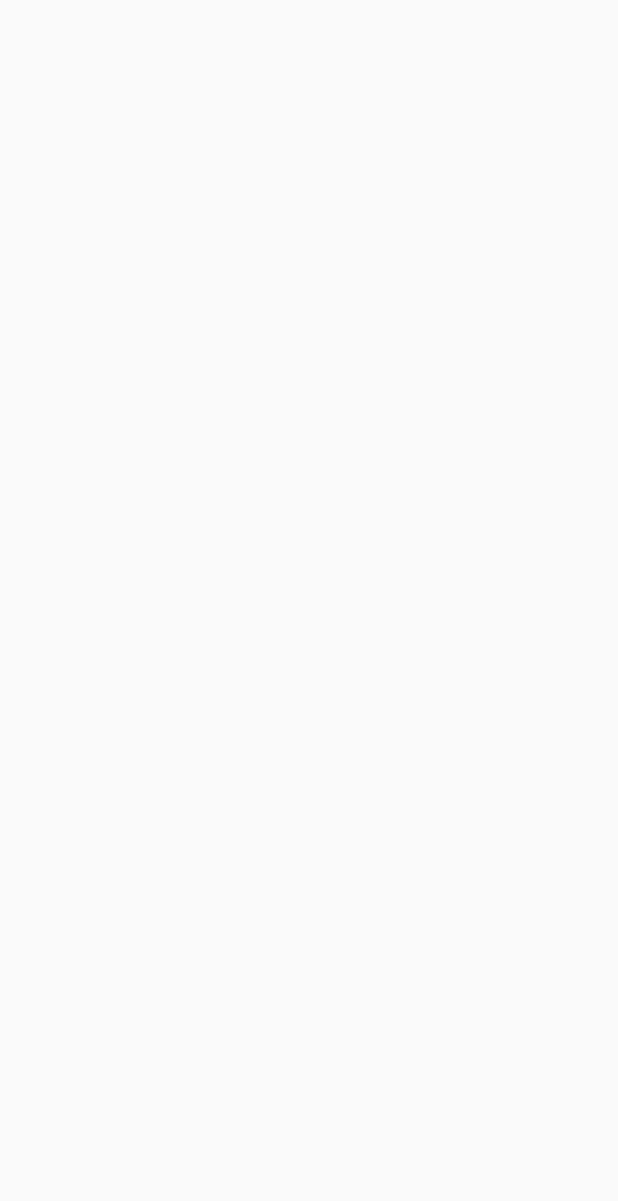
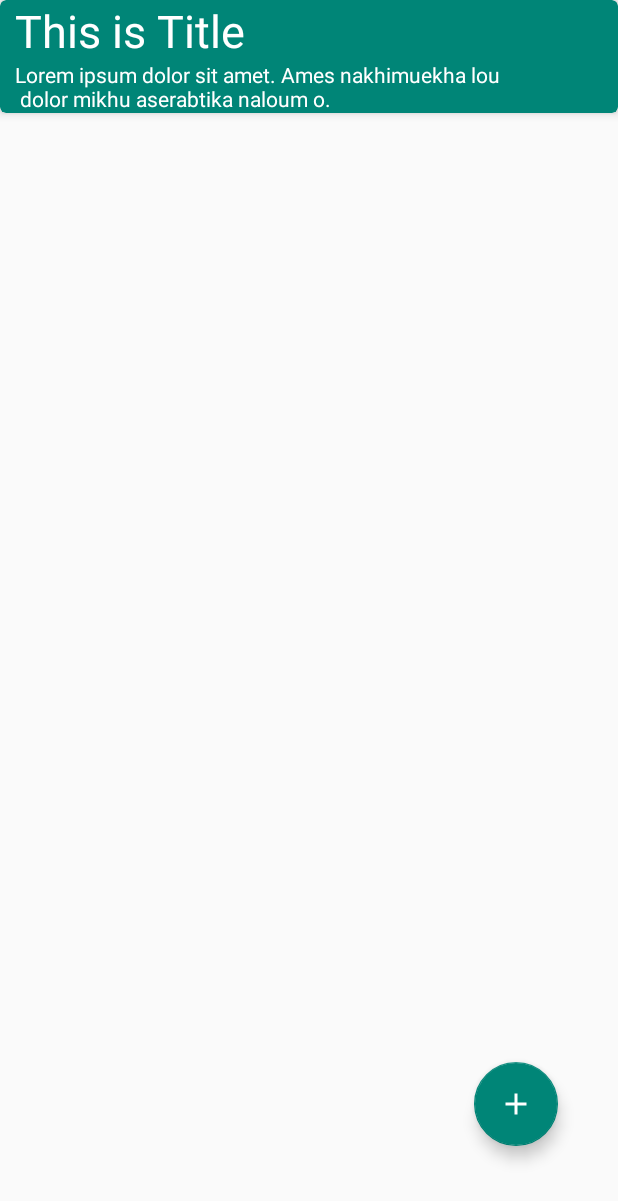
Before and after one commit to CuaMcCarsaree44/TODOLisT, an Android app: the screen it shows after launch (MainActivity), on a phone screen of 412 x 824 dp. Before the commit the part shown is empty. Shown: the top 1201 px of the screen. Run offline under Robolectric (Android 15) with nearby library versions, the phone set to English and light mode, and no system bars.

Commit message:
Update activity_main.xml
Added Dummy Card View for Main Activity, and added FAB on this Activity

```diff
--- a/app/src/main/res/layout/activity_main.xml
+++ b/app/src/main/res/layout/activity_main.xml
@@ -1,10 +1,61 @@
 <?xml version="1.0" encoding="utf-8"?>
-<androidx.constraintlayout.widget.ConstraintLayout
+<RelativeLayout
         xmlns:android="http://schemas.android.com/apk/res/android"
         xmlns:tools="http://schemas.android.com/tools"
         xmlns:app="http://schemas.android.com/apk/res-auto"
         android:layout_width="match_parent"
         android:layout_height="match_parent"
-        tools:context=".MainActivity">
+        tools:context=".view.MainActivity"
+>
+    <androidx.cardview.widget.CardView
+            xmlns:card_view="http://schemas.android.com/apk/res-auto"
+            android:id="@+id/notesCardView"
+            android:layout_width="match_parent"
+            android:layout_height="wrap_content"
 
-</androidx.constraintlayout.widget.ConstraintLayout>
+            card_view:cardElevation="4dp"
+            card_view:cardCornerRadius="4dp"
+            card_view:cardBackgroundColor="@color/colorPrimary"
+
+    >
+        <TextView
+            android:layout_height="wrap_content"
+            android:layout_width="wrap_content"
+            android:text="This is Title"
+            android:textSize="30sp"
+            android:textColor="#FFFFFF"
+            android:textAlignment="center"
+            android:layout_marginLeft="10dp"
+        />
+<!--TODO maximal on up is 49 characters, down is 33 characters.-->
+        <TextView
+            android:layout_width="wrap_content"
+            android:layout_height="wrap_content"
+            android:text="Lorem ipsum dolor sit amet. Ames nakhimuekha lou \n dolor mikhu aserabtika naloum o."
+            android:textColor="#FFFFFF"
+
+            android:layout_marginTop="40dp"
+            android:layout_marginLeft="10dp"
+        />
+
+
+    </androidx.cardview.widget.CardView>
+
+    <com.google.android.material.floatingactionbutton.FloatingActionButton
+            android:id="@+id/fabHome"
+            app:fabSize="normal"
+            android:layout_height="wrap_content"
+            android:layout_width="wrap_content"
+            android:layout_alignParentBottom="true"
+            android:layout_alignParentRight="true"
+            android:layout_marginBottom="60dp"
+            android:layout_marginRight="40dp"
+
+
+            android:src="@drawable/ic_add_white_24dp"
+            android:background="@color/colorAccent"
+
+    />
+
+
+</RelativeLayout>
```
